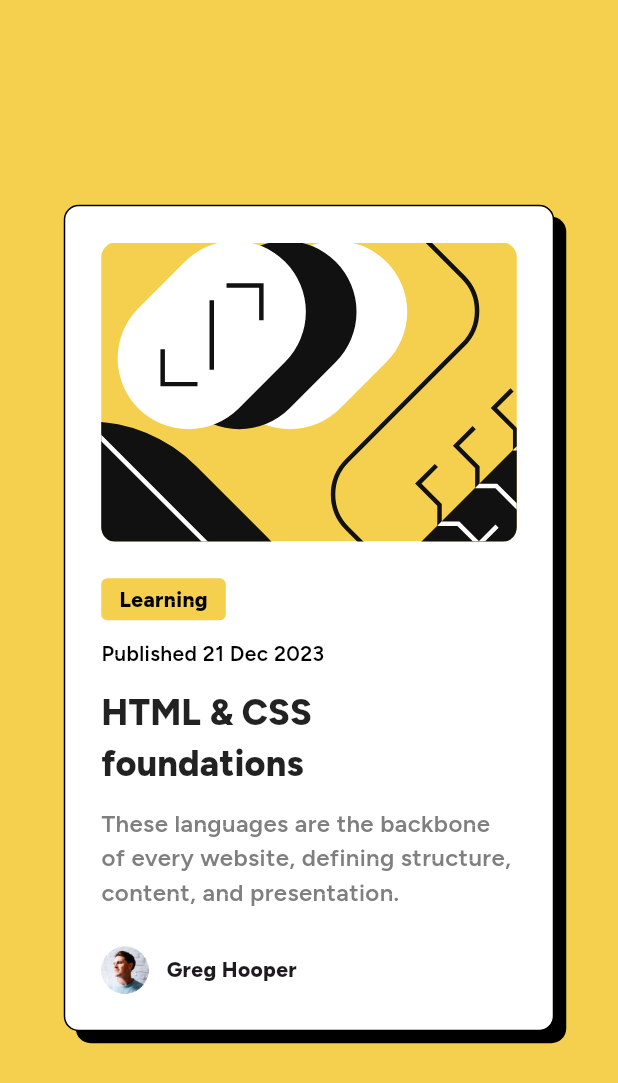
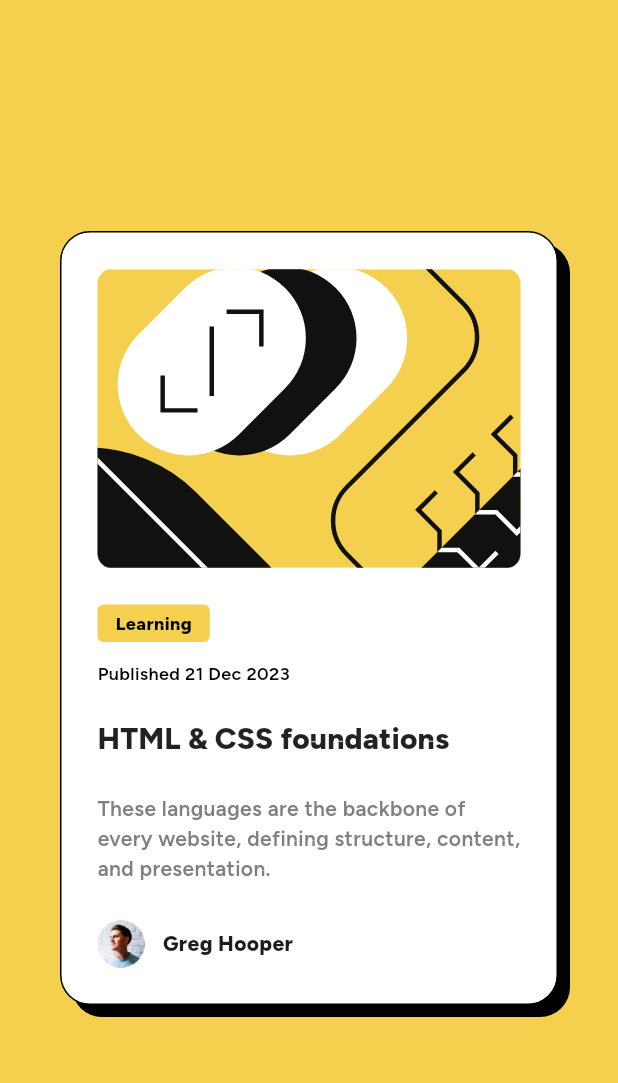
Before and after one commit to VillageR88/flutter_blog_preview_card, a Flutter app: the screen it shows after launch, on a phone screen of 412 x 824 dp. Shown: the top 1083 px of the screen. Run offline on Flutter 3.47's test engine with Material 3 defaults, Android fonts, the phone set to English and light mode, and no system bars; our stand-ins replace flutter_svg.

Commit message:
responsive sizes
Signed-off-by: VillageR88 <villager88pl@gmail.com>

```diff
--- a/lib/main.dart
+++ b/lib/main.dart
@@ -15,7 +15,7 @@ class MyApp extends StatelessWidget {
         fontFamily: 'Figtree', // Set the default font family
       ),
       title: 'Blog preview card',
-      home: const MyHomePage(title: 'Flutter Demo Home Page'),
+      home: const MyHomePage(title: 'Blog preview card'),
     );
   }
 }
@@ -46,19 +46,39 @@ class MyHomePageState extends State<MyHomePage> {
             child: Center(
               child: LayoutBuilder(
                 builder: (context, constraints) {
-                  // Determine the width based on the screen width
-                  double containerWidth =
-                      constraints.maxWidth > 768 ? 384 : 327;
-
+                  double containerWidth;
+                  Map<String, int> h1;
+                  Map<String, int> span;
+                  Map<String, int> p;
+                  if (constraints.maxWidth > 768) {
+                    containerWidth = 384;
+                    h1 = {
+                      'fontSize': 24,
+                    };
+                    span = {
+                      'fontSize': 14,
+                    };
+                    p = {
+                      'fontSize': 16,
+                    };
+                  } else {
+                    containerWidth = 337;
+                    h1 = {
+                      'fontSize': 20,
+                    };
+                    span = {
+                      'fontSize': 12,
+                    };
+                    p = {
+                      'fontSize': 14,
+                    };
+                  }
                   return AnimatedContainer(
                     duration: const Duration(milliseconds: 150),
                     width: containerWidth,
-                    constraints: const BoxConstraints(
-                      minHeight: 522,
-                    ),
                     decoration: BoxDecoration(
                       color: const Color.fromARGB(255, 255, 255, 255),
-                      borderRadius: BorderRadius.circular(10),
+                      borderRadius: BorderRadius.circular(20),
                       boxShadow: [
                         BoxShadow(
                           color: Colors.black,
@@ -100,20 +120,20 @@ class MyHomePageState extends State<MyHomePage> {
                                   color: const Color(0xFFF4D04E),
                                   borderRadius: BorderRadius.circular(4),
                                 ),
-                                child: const Text(
+                                child: Text(
                                   'Learning',
                                   style: TextStyle(
                                       color: Colors.black,
-                                      fontSize: 14,
+                                      fontSize: span['fontSize']!.toDouble(),
                                       fontWeight: FontWeight.w800),
                                 ),
                               ),
                               const SizedBox(height: 12),
-                              const Text(
+                              Text(
                                 'Published 21 Dec 2023',
                                 style: TextStyle(
                                     color: Colors.black,
-                                    fontSize: 14,
+                                    fontSize: span['fontSize']!.toDouble(),
                                     fontWeight: FontWeight.w600),
                               ),
                               const SizedBox(height: 12),
@@ -148,10 +168,10 @@ class MyHomePageState extends State<MyHomePage> {
                                         milliseconds:
                                             150), // Adjust the duration here
                                   ),
-                                  child: const Text(
+                                  child: Text(
                                     'HTML & CSS foundations',
                                     style: TextStyle(
-                                      fontSize: 24,
+                                      fontSize: h1['fontSize']!.toDouble(),
                                       fontWeight: FontWeight.w800,
                                     ),
                                   ),
@@ -159,12 +179,12 @@ class MyHomePageState extends State<MyHomePage> {
                                 ),
                               ),
                               const SizedBox(height: 12),
-                              const Text(
+                              Text(
                                 'These languages are the backbone of every website, defining structure, content, and presentation.',
                                 style: TextStyle(
-                                    fontSize: 16,
+                                    fontSize: p['fontSize']!.toDouble(),
                                     fontWeight: FontWeight.w600,
-                                    color: Color(0xFF7F7F7F)),
+                                    color: const Color(0xFF7F7F7F)),
                               ),
                             ],
                           ),
```
